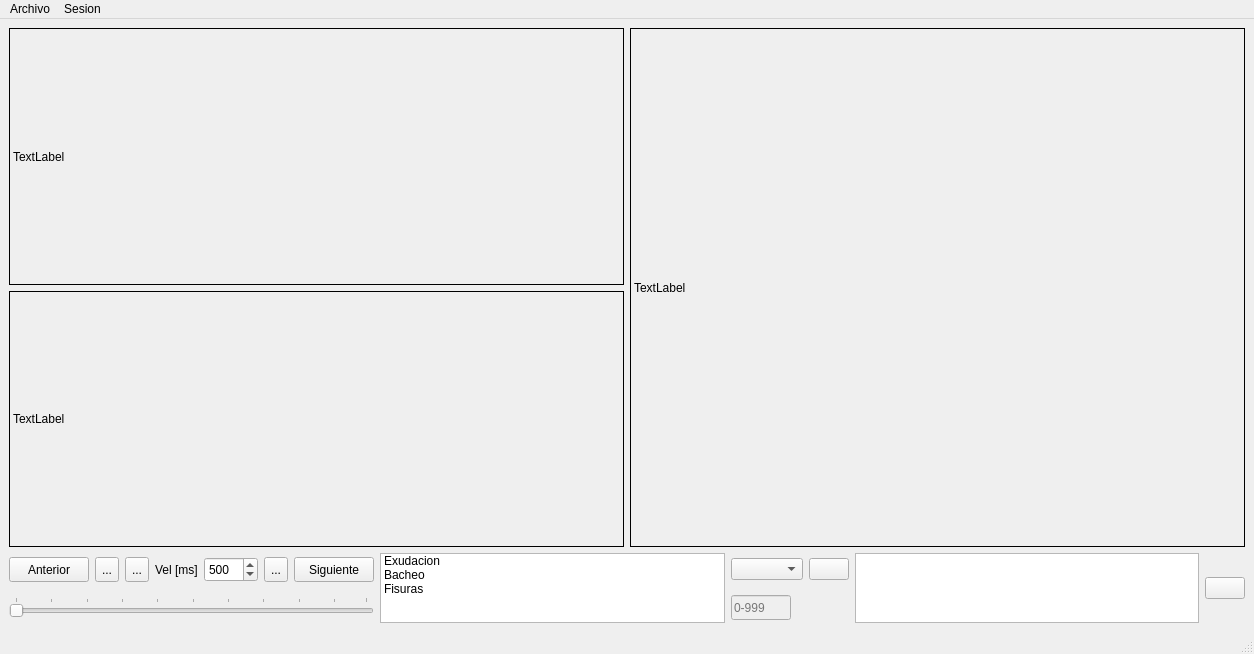
Above: analizador/analizador-form-1-0.ui from fedes82/anarev before the change. Below: the same form after it.
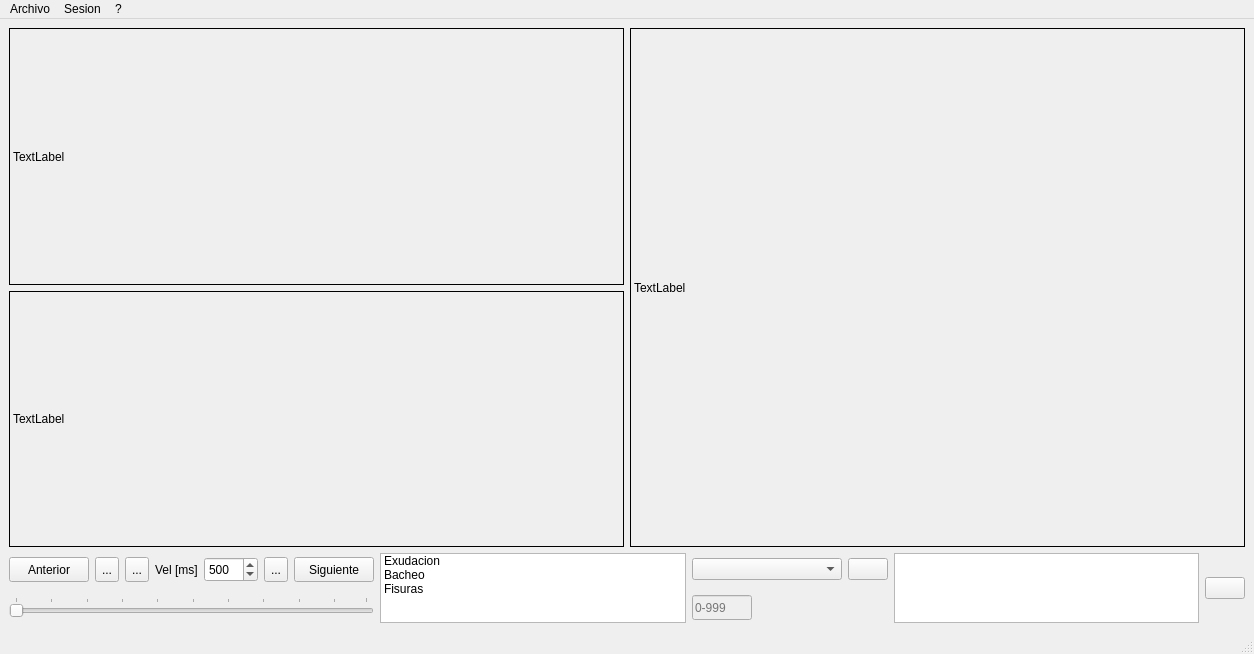
That is the form after the change. Icons and pictures are not drawn. Custom widgets are drawn as their Qt base class.

Commit message:
agregue acerca de
chucherias de estilo
corregi source de las imagenes del analizador en el .ui

The edit to the form file:
```diff
--- a/analizador/analizador-form-1-0.ui
+++ b/analizador/analizador-form-1-0.ui
@@ -231,7 +231,14 @@
      </widget>
     </item>
     <item row="1" column="2">
-     <widget class="QComboBox" name="combCategoria"/>
+     <widget class="QComboBox" name="combCategoria">
+      <property name="minimumSize">
+       <size>
+        <width>150</width>
+        <height>0</height>
+       </size>
+      </property>
+     </widget>
     </item>
     <item row="1" column="4" rowspan="2">
      <widget class="QListWidget" name="lstEventos"/>
@@ -283,6 +290,9 @@
         <height>25</height>
        </size>
       </property>
+      <property name="autoFillBackground">
+       <bool>false</bool>
+      </property>
       <property name="placeholderText">
        <string>0-999</string>
       </property>
@@ -316,7 +326,7 @@
      <x>0</x>
      <y>0</y>
      <width>1254</width>
-     <height>27</height>
+     <height>21</height>
     </rect>
    </property>
    <widget class="QMenu" name="menuArchivo">
@@ -338,8 +348,15 @@
     <addaction name="actionCambiar_Editar_Perfil"/>
     <addaction name="actionInfo"/>
    </widget>
+   <widget class="QMenu" name="menuAcerca_de">
+    <property name="title">
+     <string>?</string>
+    </property>
+    <addaction name="actionAcerca_de"/>
+   </widget>
    <addaction name="menuArchivo"/>
    <addaction name="menuVer"/>
+   <addaction name="menuAcerca_de"/>
   </widget>
   <widget class="QStatusBar" name="statusbar"/>
   <action name="actionAbrir">
```
Left out of the diff: 17 changed lines with no effect on the pictures. The commit also changes 7 other files.
